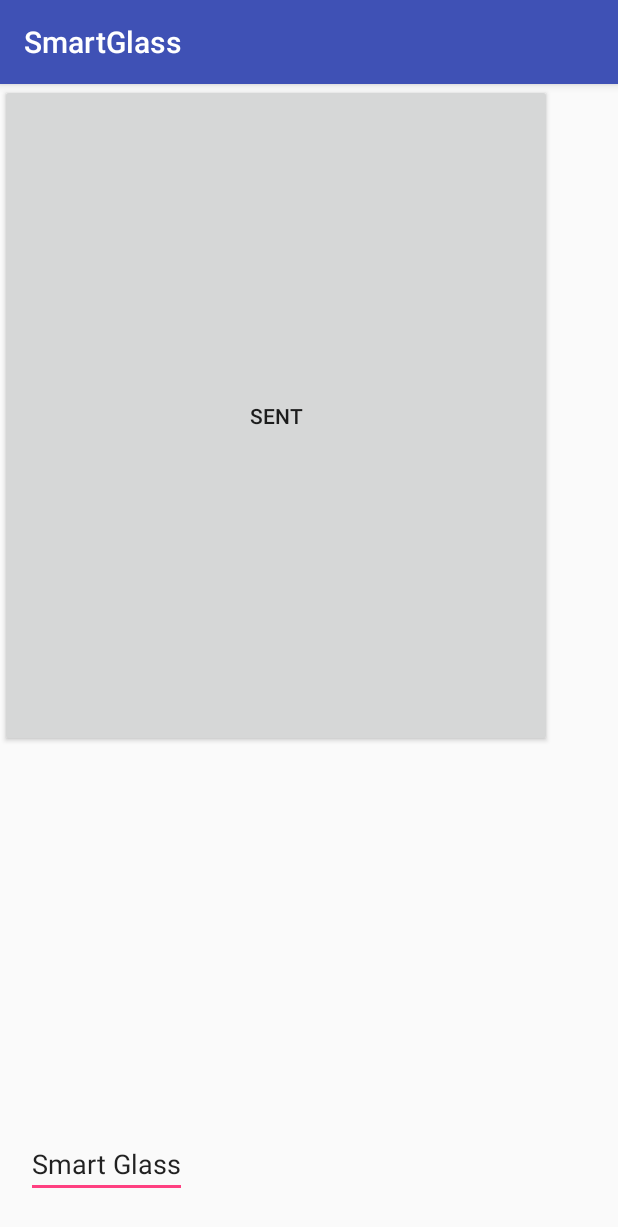
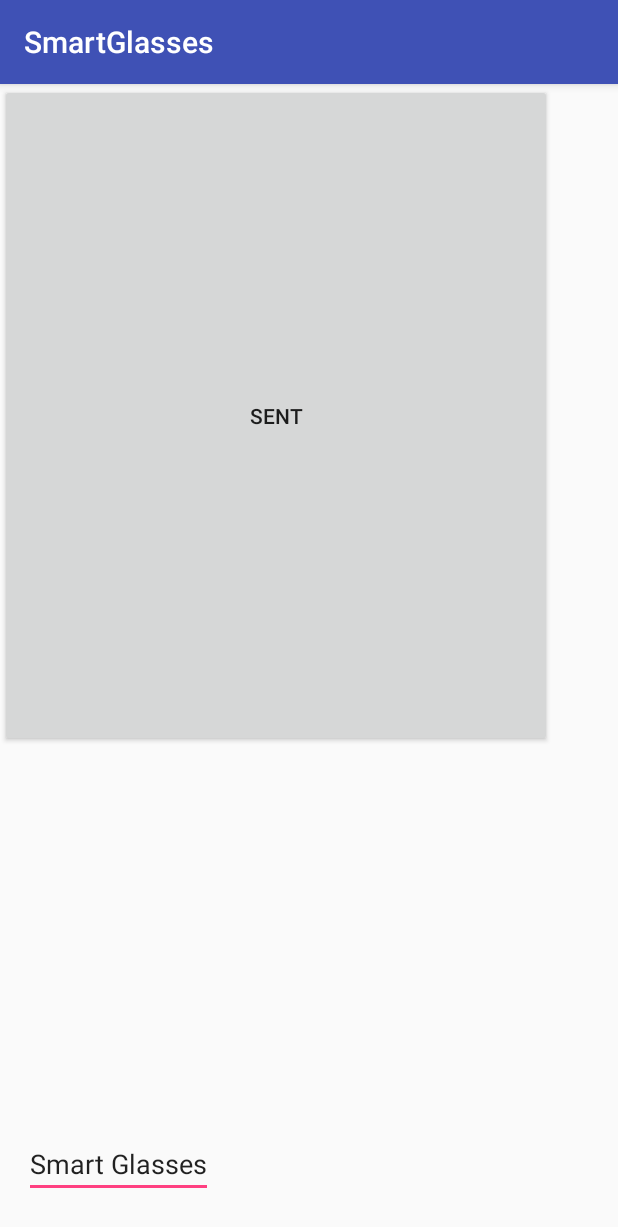
Before and after one commit to Jimmy-Hu/spie-glasses, an Android app: the screen it shows after launch (MainActivity), on a phone screen of 412 x 824 dp. Shown: the top 1227 px of the screen. Run offline under Robolectric (Android 15) with nearby library versions, the phone set to English and light mode, and no system bars.

Commit message:
更改專案名稱
更改專案名稱

```diff
--- a/Android/SmartGlass(TCP+voice)/app/src/main/res/layout/activity_main.xml
+++ b/Android/SmartGlass(TCP+voice)/app/src/main/res/layout/activity_main.xml
@@ -10,7 +10,7 @@
         android:id="@+id/txt_message"
         android:layout_width="wrap_content"
         android:layout_height="wrap_content"
-        android:text="Smart Glass"
+        android:text="Smart Glasses"
         app:layout_constraintBottom_toBottomOf="parent"
         app:layout_constraintLeft_toLeftOf="parent"
         app:layout_constraintRight_toRightOf="parent"
--- a/Android/SmartGlass(TCP+voice)/app/src/main/res/values/strings.xml
+++ b/Android/SmartGlass(TCP+voice)/app/src/main/res/values/strings.xml
@@ -1,3 +1,3 @@
 <resources>
-    <string name="app_name">SmartGlass</string>
+    <string name="app_name">SmartGlasses</string>
 </resources>
```
